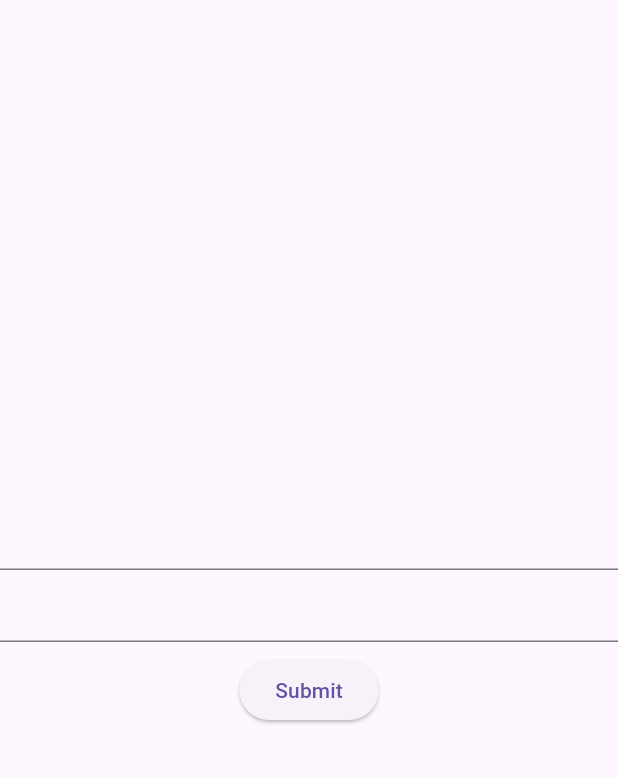
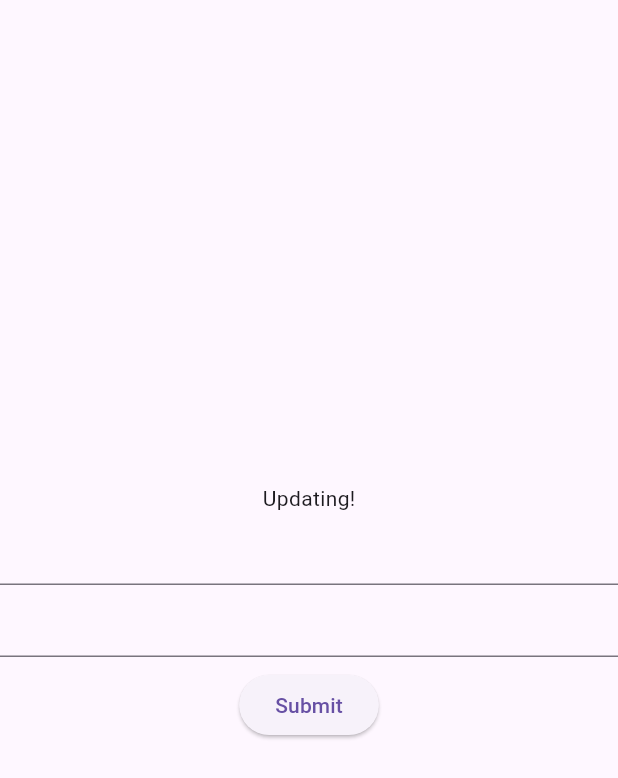
Before and after one commit to EternalRex/MS_Todo_List_Clone, a Flutter app: the screen it shows after launch, on a phone screen of 412 x 824 dp. Shown: the top 778 px of the screen. Run offline on Flutter 3.47's test engine with Material 3 defaults, Android fonts, the phone set to English and light mode, and no system bars; our stand-ins replace cloud_firestore, firebase_core; accounts and stored records are empty.

Commit message:
Testing new branch

```diff
--- a/src/lib/modules/home/presentation/pages/home_screen.dart
+++ b/src/lib/modules/home/presentation/pages/home_screen.dart
@@ -15,6 +15,7 @@ class HomeScreen extends StatelessWidget {
           crossAxisAlignment: CrossAxisAlignment.center,
           mainAxisAlignment: MainAxisAlignment.center,
           children: [
+            const Text("Updating!"),
             const TextField(),
             const TextField(),
             Padding(
```
